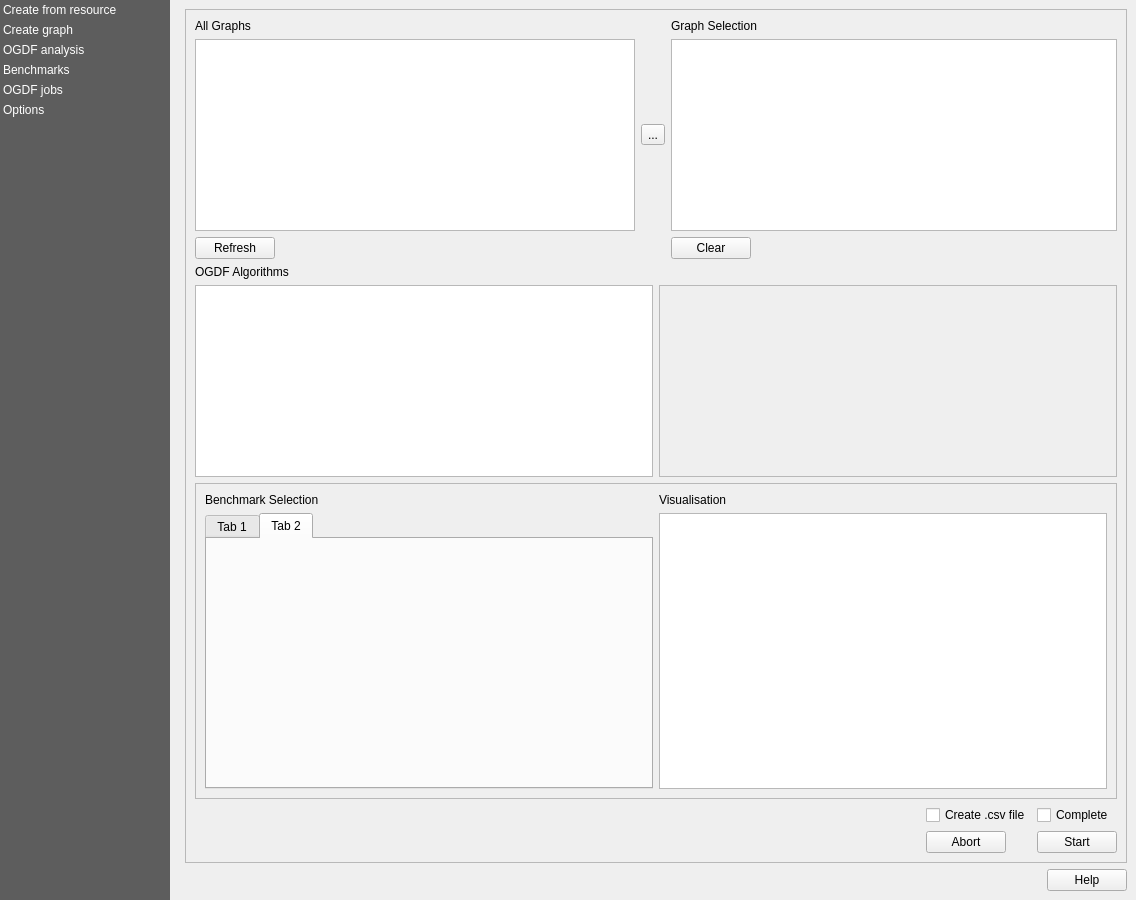
S-P-A-N-N-E-R-S/Frontend, file views/PluginDialog.ui: the form before one commit.
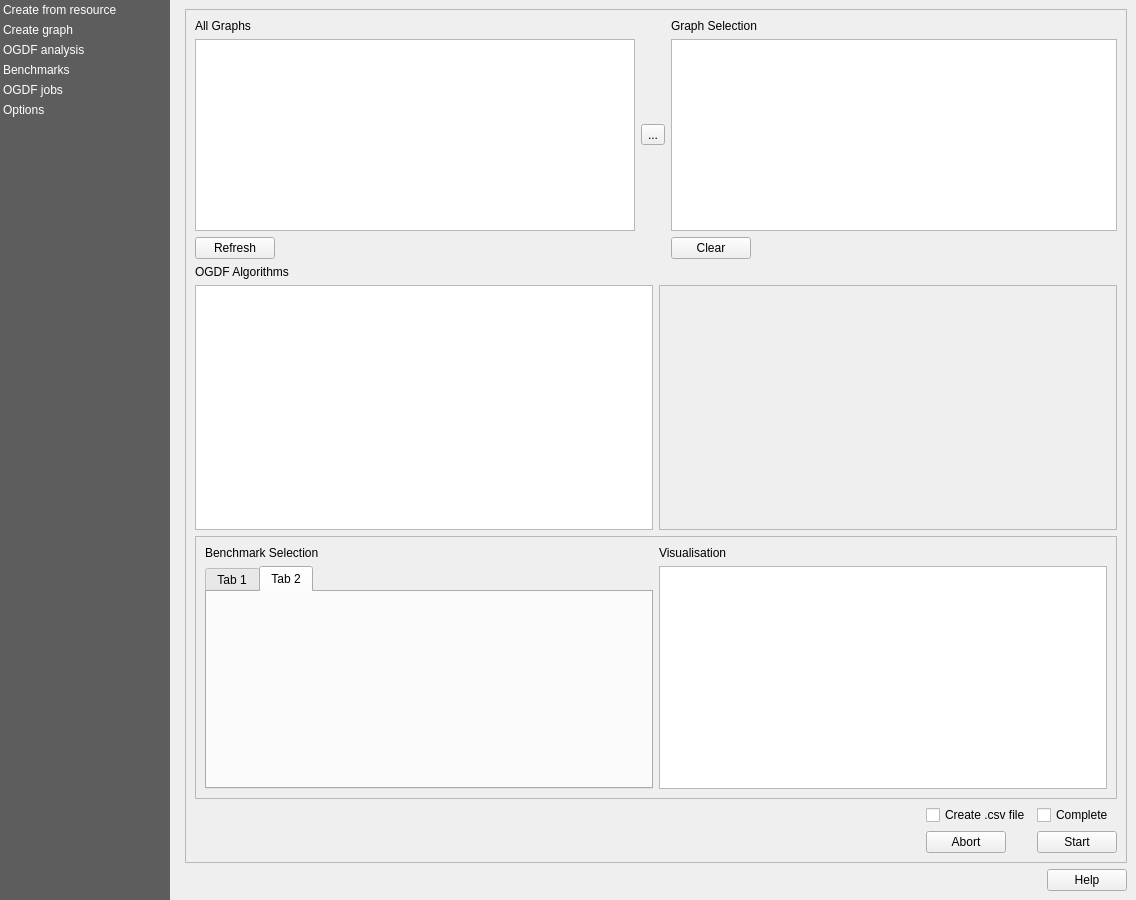
The form after the commit. Icons and pictures are not drawn. Custom widgets are drawn as their Qt base class.

```diff
--- a/views/PluginDialog.ui
+++ b/views/PluginDialog.ui
@@ -1798,6 +1798,18 @@
                  </item>
                  <item row="7" column="0" colspan="5">
                   <widget class="QScrollArea" name="analysis_area">
+                   <property name="minimumSize">
+                    <size>
+                     <width>0</width>
+                     <height>263</height>
+                    </size>
+                   </property>
+                   <property name="maximumSize">
+                    <size>
+                     <width>16777215</width>
+                     <height>16777215</height>
+                    </size>
+                   </property>
                    <property name="frameShape">
                     <enum>QFrame::StyledPanel</enum>
                    </property>
@@ -1819,7 +1831,7 @@
                       <x>0</x>
                       <y>0</y>
                       <width>920</width>
-                      <height>285</height>
+                      <height>261</height>
                      </rect>
                     </property>
                     <layout class="QGridLayout" name="gridLayout_2">
@@ -1942,7 +1954,7 @@
                    <item row="0" column="0">
                     <widget class="QTreeWidget" name="benchmark_ogdf_algorithms">
                      <property name="sizePolicy">
-                      <sizepolicy hsizetype="Expanding" vsizetype="Preferred">
+                      <sizepolicy hsizetype="Expanding" vsizetype="Expanding">
                        <horstretch>0</horstretch>
                        <verstretch>0</verstretch>
                       </sizepolicy>
@@ -1960,7 +1972,7 @@
                    <item row="0" column="1">
                     <widget class="QScrollArea" name="ogdf_parameters_area">
                      <property name="sizePolicy">
-                      <sizepolicy hsizetype="Expanding" vsizetype="Preferred">
+                      <sizepolicy hsizetype="Expanding" vsizetype="Expanding">
                        <horstretch>0</horstretch>
                        <verstretch>0</verstretch>
                       </sizepolicy>
@@ -1982,7 +1994,7 @@
                         <x>0</x>
                         <y>0</y>
                         <width>455</width>
-                        <height>190</height>
+                        <height>214</height>
                        </rect>
                       </property>
                       <property name="sizePolicy">
```
